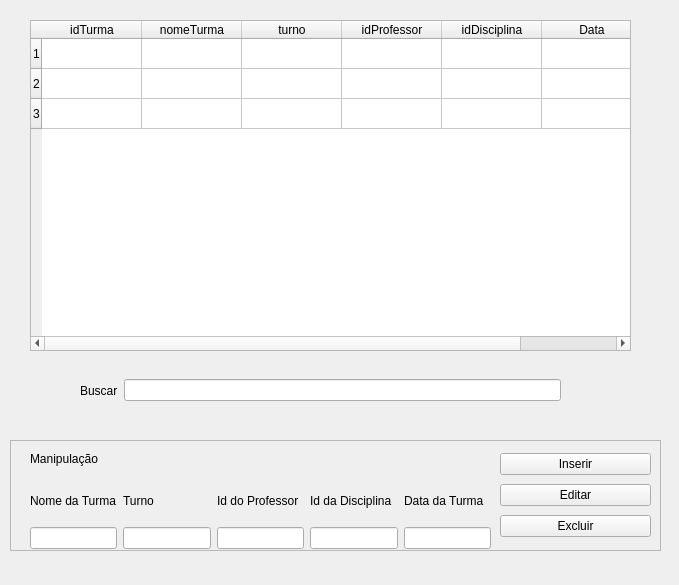
Qt form view/turma.ui (jviriato/fbdqt) before a commit.
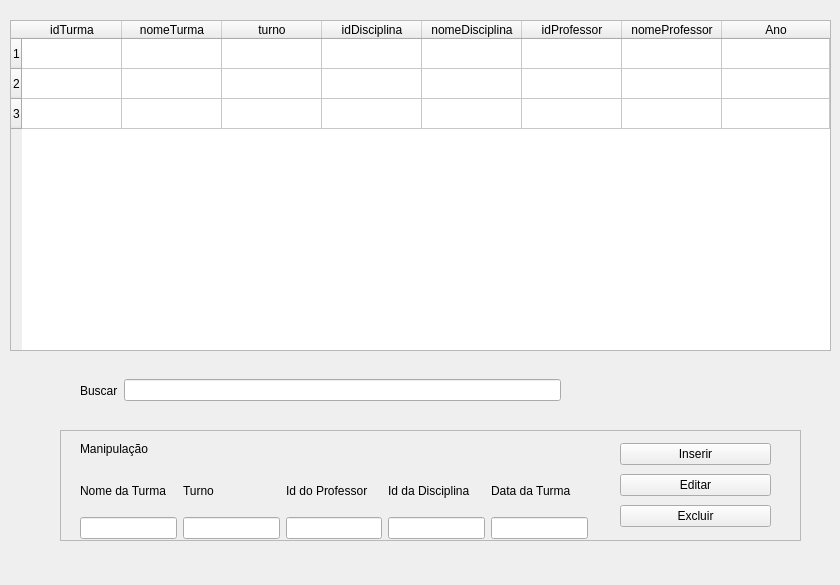
The same form after that commit.

Commit message: ver turma ok resto nao ok

Diff of the .ui file:
```diff
--- a/view/turma.ui
+++ b/view/turma.ui
@@ -6,7 +6,7 @@
    <rect>
     <x>0</x>
     <y>0</y>
-    <width>679</width>
+    <width>840</width>
     <height>585</height>
    </rect>
   </property>
@@ -19,9 +19,9 @@
    </property>
    <property name="geometry">
     <rect>
-     <x>30</x>
+     <x>10</x>
      <y>20</y>
-     <width>601</width>
+     <width>821</width>
      <height>331</height>
     </rect>
    </property>
@@ -52,11 +52,6 @@
      <string>turno</string>
     </property>
    </column>
-   <column>
-    <property name="text">
-     <string>idProfessor</string>
-    </property>
-   </column>
    <column>
     <property name="text">
      <string>idDisciplina</string>
@@ -64,16 +59,31 @@
    </column>
    <column>
     <property name="text">
-     <string>Data</string>
+     <string>nomeDisciplina</string>
+    </property>
+   </column>
+   <column>
+    <property name="text">
+     <string>idProfessor</string>
+    </property>
+   </column>
+   <column>
+    <property name="text">
+     <string>nomeProfessor</string>
+    </property>
+   </column>
+   <column>
+    <property name="text">
+     <string>Ano</string>
     </property>
    </column>
   </widget>
   <widget class="QFrame" name="form">
    <property name="geometry">
     <rect>
-     <x>10</x>
-     <y>440</y>
-     <width>651</width>
+     <x>60</x>
+     <y>430</y>
+     <width>741</width>
      <height>111</height>
     </rect>
    </property>
@@ -101,7 +111,7 @@
      <rect>
       <x>20</x>
       <y>40</y>
-      <width>461</width>
+      <width>508</width>
       <height>69</height>
      </rect>
     </property>
@@ -189,7 +199,7 @@
    <widget class="QWidget" name="layoutWidget_2">
     <property name="geometry">
      <rect>
-      <x>490</x>
+      <x>560</x>
       <y>10</y>
       <width>151</width>
       <height>92</height>
```
The commit also changes 3 other files.
